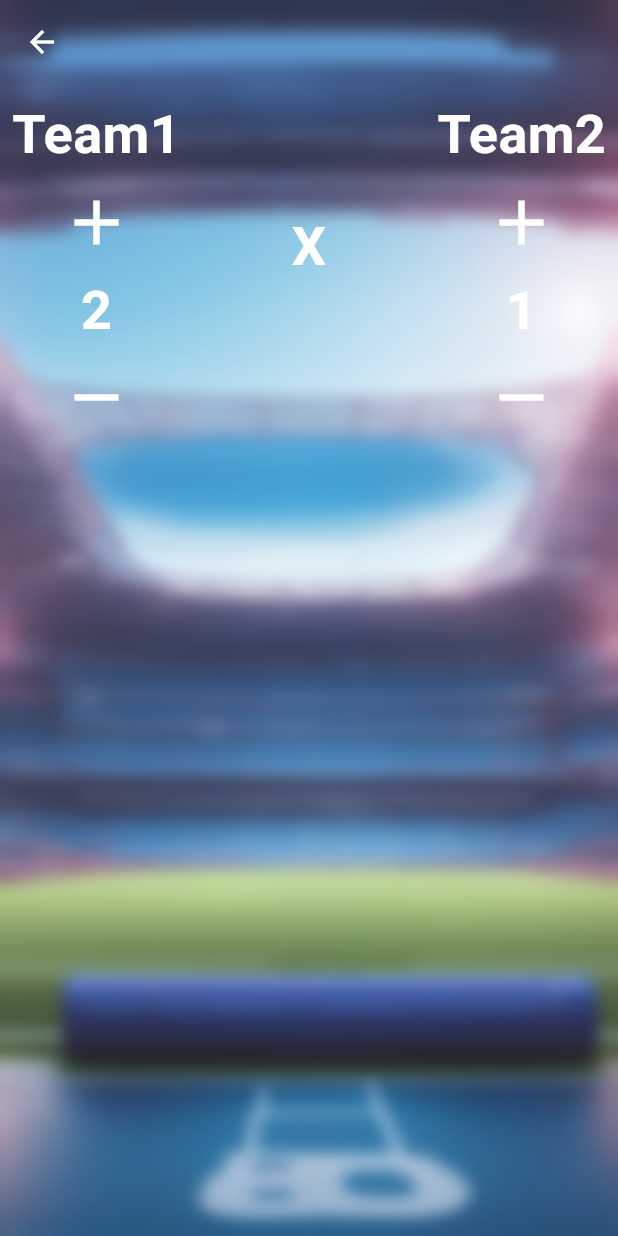
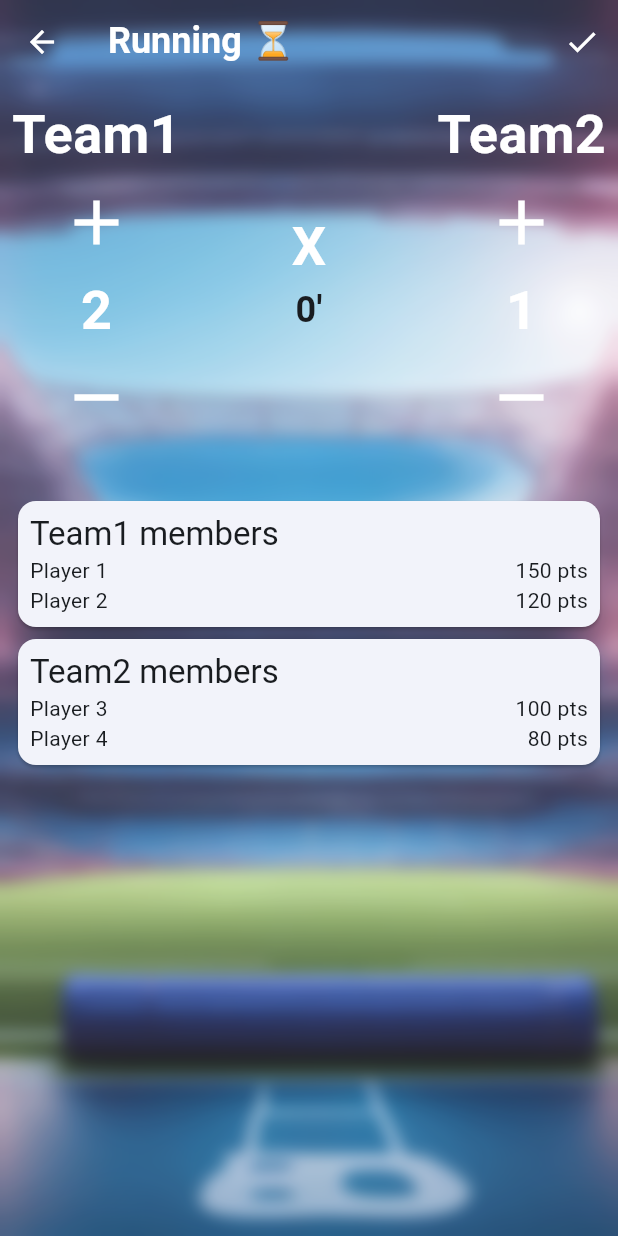
Before and after one commit to MonsterOfCode/flutter-table-football, a Flutter app: the GameView screen opened directly with sample values from the repository, on a phone screen of 412 x 824 dp. Run offline on Flutter 3.47's test engine with Material 3 defaults, Android fonts, the light colour scheme and no system bars; our stand-ins replace go_router.

Commit message:
#10 Game view ready to final logic

```diff
--- a/flutter_table_football/lib/src/data/models/team.model.dart
+++ b/flutter_table_football/lib/src/data/models/team.model.dart
@@ -2,7 +2,6 @@ import 'package:flutter/foundation.dart';
 import 'package:flutter_table_football/src/core/data/models/stats.model.dart';
 import 'package:flutter_table_football/src/data/models/game.model.dart';
 import 'package:flutter_table_football/src/data/models/lite/player_lite.model.dart';
-import 'package:flutter_table_football/src/data/models/player.model.dart';
 import 'package:flutter_table_football/src/core/data/models/searchable.model.dart';
 
 /// Team Model
--- a/flutter_table_football/lib/src/data/repositories/games.repository.dart
+++ b/flutter_table_football/lib/src/data/repositories/games.repository.dart
@@ -18,4 +18,9 @@ class GamesRepository {
   static Future<Game?> updateTeamGoal(int gameId, int teamId, int currentScore, {bool toIncrement = true}) async {
     return GamesProvider.updateTeamGoal(gameId, teamId, currentScore, toIncrement: toIncrement);
   }
+
+  /// end a Game
+  static Future<Game?> endGame(int gameId) async {
+    return GamesProvider.endGame(gameId);
+  }
 }
--- a/flutter_table_football/lib/src/views/dashboard/game/game.view.dart
+++ b/flutter_table_football/lib/src/views/dashboard/game/game.view.dart
@@ -1,11 +1,13 @@
 // ignore_for_file: public_member_api_docs, sort_constructors_first
 import 'package:flutter/material.dart';
 import 'package:flutter_table_football/src/core/constants/constants.dart';
+import 'package:flutter_table_football/src/core/extensions/types/context.extension.dart';
 import 'package:flutter_table_football/src/core/extensions/types/string.extension.dart';
 import 'package:flutter_table_football/src/data/models/game.model.dart';
 import 'package:flutter_table_football/src/data/models/lite/team_lite.model.dart';
 import 'package:flutter_table_football/src/data/repositories/games.repository.dart';
 import 'package:flutter_table_football/src/widgets/scaffolds/glass_scaffold.dart';
+import 'package:flutter_table_football/src/widgets/lists/simple_list.dart';
 
 class GameView extends StatefulWidget {
   final Game game;
@@ -41,14 +43,34 @@ class _GameViewState extends State<GameView> {
     });
   }
 
+  void endGame() {
+    context.showConfirmationAlertDialog("Are you sure want to finish the match?").then((response) {
+      if (response) {
+        GamesRepository.endGame(game.id);
+      }
+    });
+  }
+
   @override
   Widget build(BuildContext context) {
     return GlassScaffold(
+      title: game.done ? "Finished" : "Running ⏳",
+      actions: !game.done
+          ? [
+              IconButton(
+                icon: const Icon(Icons.done),
+                onPressed: endGame,
+                tooltip: 'Show Alert',
+              ),
+            ]
+          : null,
       backgroundPath: 'assets/game/background.jpeg',
       child: Column(
         children: [
           _renderGameInfo(),
           const SizedBox(height: kSpacingExtraLarge),
+          SimpleList(title: "${game.teamA.name} members", players: game.teamA.players),
+          SimpleList(title: "${game.teamB.name} members", players: game.teamB.players),
         ],
       ),
     );
@@ -58,40 +80,55 @@ class _GameViewState extends State<GameView> {
     return Row(
       mainAxisAlignment: MainAxisAlignment.spaceBetween,
       children: [
-        GameInfoTeamItem(
+        _GameInfoTeamItem(
           team: game.teamA,
-          onPressed: updateTeamGoals,
+          onPressed: game.done ? null : updateTeamGoals,
           isLoading: isLoading && idTeamUpdating == game.teamA.id,
           teamScore: game.scoreTeamA,
         ),
-        Column(
-          children: [
-            "X".bigTitle(context),
-            _renderGameMinute(),
-          ],
-        ),
-        GameInfoTeamItem(
+        _GameMinute(game),
+        _GameInfoTeamItem(
           team: game.teamB,
-          onPressed: updateTeamGoals,
+          onPressed: game.done ? null : updateTeamGoals,
           isLoading: isLoading && idTeamUpdating == game.teamB.id,
           teamScore: game.scoreTeamB,
         ),
       ],
     );
   }
+}
+
+//Widget that renders the minutes of the game automatically
+class _GameMinute extends StatelessWidget {
+  final Game game;
+  const _GameMinute(this.game);
 
   Text _renderGameMinute() {
     int minute = game.gameMinute();
     return (minute != -1 ? "$minute'" : '').title;
   }
+
+  @override
+  Widget build(BuildContext context) => StreamBuilder(
+        stream: Stream.periodic(const Duration(seconds: 1)),
+        builder: (BuildContext context, AsyncSnapshot<Object?> snapshot) {
+          return Column(
+            children: [
+              "X".bigTitle(context),
+              _renderGameMinute(),
+            ],
+          );
+        },
+      );
 }
 
-class GameInfoTeamItem extends StatelessWidget {
+class _GameInfoTeamItem extends StatelessWidget {
   final TeamLite team;
   final bool isLoading;
   final int teamScore;
   final void Function(int, int, {bool toIncrement})? onPressed;
-  const GameInfoTeamItem({
+
+  const _GameInfoTeamItem({
     Key? key,
     required this.team,
     required this.isLoading,
@@ -104,13 +141,15 @@ class GameInfoTeamItem extends StatelessWidget {
     return Column(
       children: [
         team.name.bigTitle(context),
+        if (onPressed != null)
           IconButton(
-          onPressed: () => onPressed?.call(team.id, teamScore),
+            onPressed: () => onPressed!(team.id, teamScore),
             icon: isLoading ? const SizedBox(width: 50, height: 50, child: CircularProgressIndicator.adaptive()) : const Icon(Icons.add, color: Colors.white, size: 50),
           ),
         teamScore.toString().bigTitle(context),
+        if (onPressed != null)
           IconButton(
-          onPressed: () => onPressed?.call(team.id, teamScore, toIncrement: false),
+            onPressed: () => onPressed!(team.id, teamScore, toIncrement: false),
             icon: isLoading ? const SizedBox(width: 50, height: 50, child: CircularProgressIndicator.adaptive()) : const Icon(Icons.remove, color: Colors.white, size: 50),
           ),
       ],
--- /dev/null
+++ b/flutter_table_football/lib/src/widgets/lists/simple_list.dart
@@ -0,0 +1,45 @@
+import 'package:flutter/material.dart';
+import 'package:flutter_table_football/src/core/constants/constants.dart';
+import 'package:flutter_table_football/src/core/extensions/types/string.extension.dart';
+import 'package:flutter_table_football/src/data/models/lite/player_lite.model.dart';
+
+class SimpleList extends StatelessWidget {
+  final String title;
+  final List<PlayerLite> players;
+
+  const SimpleList({
+    super.key,
+    required this.title,
+    required this.players,
+  });
+
+  @override
+  Widget build(BuildContext context) {
+    return Card(
+      child: Padding(
+        padding: const EdgeInsets.all(kSpacing),
+        child: SizedBox(
+          width: double.infinity,
+          child: Column(
+            mainAxisSize: MainAxisSize.min,
+            crossAxisAlignment: CrossAxisAlignment.start,
+            children: [
+              title.h3(context),
+              Column(
+                children: players.map((item) {
+                  return Row(
+                    mainAxisAlignment: MainAxisAlignment.spaceBetween,
+                    children: [
+                      item.name.toText,
+                      "${item.points} pts".toText,
+                    ],
+                  );
+                }).toList(),
+              )
+            ],
+          ),
+        ),
+      ),
+    );
+  }
+}
--- a/flutter_table_football/lib/src/widgets/scaffolds/glass_scaffold.dart
+++ b/flutter_table_football/lib/src/widgets/scaffolds/glass_scaffold.dart
@@ -1,13 +1,24 @@
+// ignore_for_file: public_member_api_docs, sort_constructors_first
 import 'dart:ui';
 
 import 'package:flutter/material.dart';
 import 'package:flutter_table_football/src/core/constants/constants.dart';
+import 'package:flutter_table_football/src/core/extensions/types/string.extension.dart';
+import 'package:flutter_table_football/src/core/extensions/widgets/text.extension.dart';
 
 class GlassScaffold extends StatelessWidget {
-  final Widget? title;
+  final String? title;
+  final List<Widget>? actions;
   final Widget? child;
   final String backgroundPath;
-  const GlassScaffold({super.key, required this.backgroundPath, this.title, this.child});
+
+  const GlassScaffold({
+    Key? key,
+    this.title,
+    this.child,
+    required this.backgroundPath,
+    this.actions,
+  }) : super(key: key);
 
   @override
   Widget build(BuildContext context) {
@@ -15,8 +26,9 @@ class GlassScaffold extends StatelessWidget {
       extendBodyBehindAppBar: true,
       appBar: AppBar(
         backgroundColor: Colors.transparent,
-        title: title,
+        title: title?.title.color(Colors.white),
         iconTheme: const IconThemeData(color: Colors.white),
+        actions: actions,
       ),
       body: Stack(
         children: <Widget>[
```
Also changed, not shown: flutter_table_football/lib/src/core/constants/constants.dart (+5 -5 lines), flutter_table_football/lib/src/core/extensions/types/context.extension.dart (+30 -0 lines), flutter_table_football/lib/src/data/providers/games.provider.dart (+13 -0 lines), flutter_table_football/lib/src/views/dashboard/Team/team.view.dart (+3 -43 lines), flutter_table_football/lib/src/widgets/team/team_member_section.dart (deleted). Lines whose indentation alone changed are shown as unchanged.
